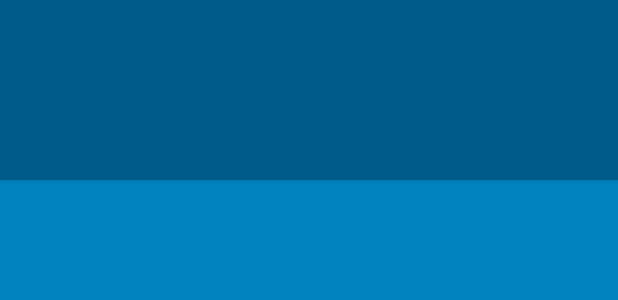
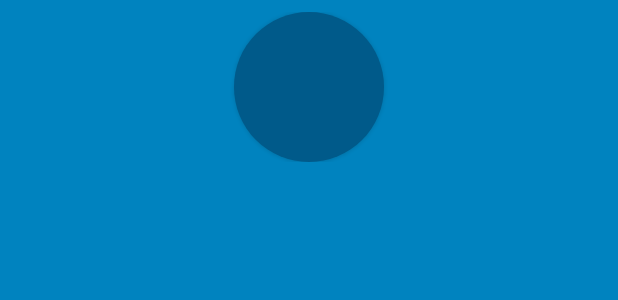
Before and after one commit to ageback/BeatBox, an Android app: the layout list_item_sound.xml on its own in the app's theme, with its tools: preview values and no code run, on a phone screen of 412 x 824 dp. Shown: the top 300 px of the screen. Run offline under Robolectric (Android 15) with nearby library versions, the phone set to English and light mode, and no system bars.

Commit message:
shape drawable圆形按钮

```diff
--- /dev/null
+++ b/app/src/main/res/drawable/button_beat_box_normal.xml
@@ -0,0 +1,6 @@
+<?xml version="1.0" encoding="utf-8"?>
+<shape xmlns:android="http://schemas.android.com/apk/res/android"
+    android:shape="oval">
+    <solid android:color="@color/dark_blue" />
+
+</shape>
--- a/app/src/main/res/layout/list_item_sound.xml
+++ b/app/src/main/res/layout/list_item_sound.xml
@@ -9,10 +9,17 @@
             type="com.bignerdranch.android.beatbox.SoundViewModel" />
     </data>
 
-    <Button
+    <FrameLayout
         android:layout_width="match_parent"
-        android:layout_height="120dp"
-        android:onClick="@{() -> viewModel.onButtonClicked()}"
-        android:text="@{viewModel.title}" />
+        android:layout_height="wrap_content"
+        android:layout_margin="8dp">
 
+        <Button
+            android:layout_width="100dp"
+            android:layout_height="100dp"
+            android:layout_gravity="center"
+            android:onClick="@{() -> viewModel.onButtonClicked()}"
+            android:text="@{viewModel.title}" />
+
+    </FrameLayout>
 </layout>
--- a/app/src/main/res/values/styles.xml
+++ b/app/src/main/res/values/styles.xml
@@ -1,6 +1,6 @@
 <?xml version="1.0" encoding="utf-8"?>
 <resources>
     <style name="BeatBoxButton" parent="Widget.AppCompat.Button">
-        <item name="android:background">@color/dark_blue</item>
+        <item name="android:background">@drawable/button_beat_box_normal</item>
     </style>
 </resources>
```
